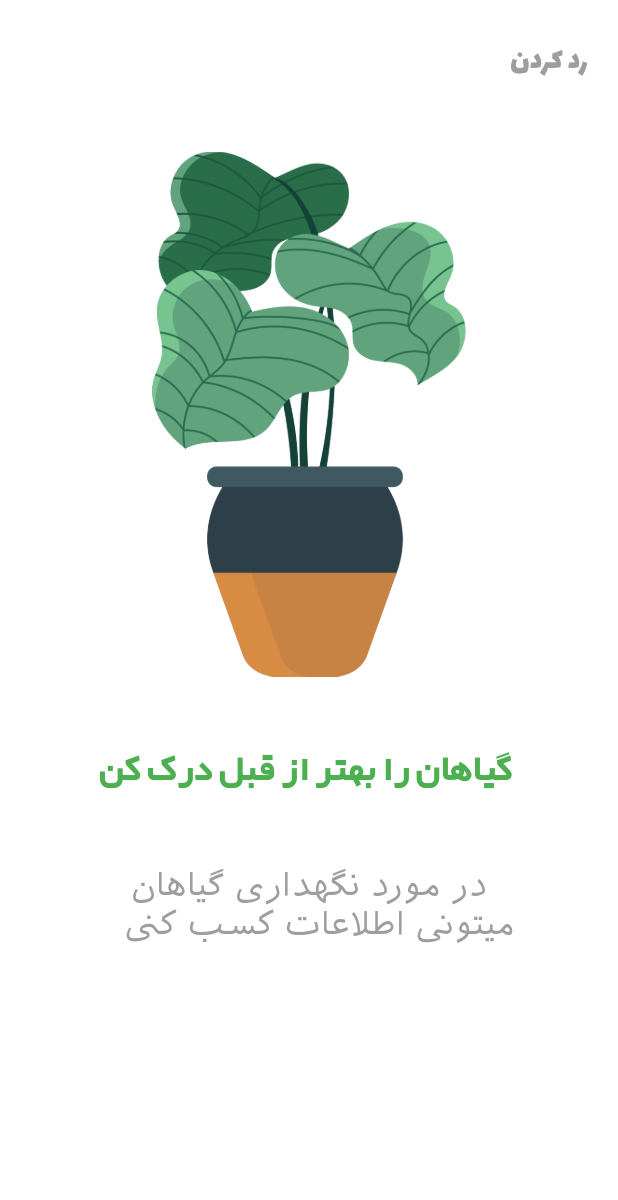
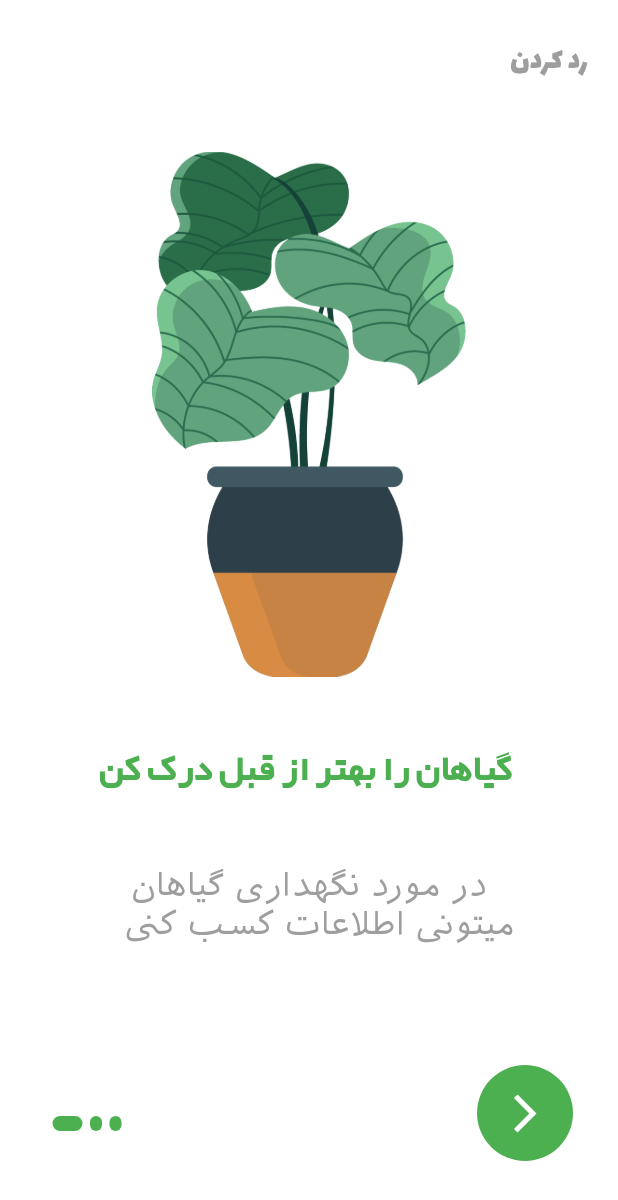
Before and after one commit to AriyaAhadyflutter/plant_app, a Flutter app: the screen it shows after launch, on a phone screen of 412 x 824 dp. Shown: the top 1200 px of the screen. Run offline on Flutter 3.47's test engine with Material 2 defaults, Android fonts, the light colour scheme and no system bars; Roboto replaces fonts that are missing (lalezar).

Commit message:
making button

```diff
--- a/lib/const/constants.dart
+++ b/lib/const/constants.dart
@@ -10,8 +10,9 @@ class MyConstants {
   static String description1 = '''در مورد نگهداری گیاهان
   میتونی اطلاعات کسب کنی ''';
   static String title2 = 'با گیاه های جدید اشنا شو ';
-  static String description2 =
-      'رز مشکی یا گل رز دوست داری؟ اینجا میتونی پیداش کنی';
+  static String description2 = '''رز مشکی یا گل رز دوست داری؟
+       اینجا میتونی پیداش کنی''';
   static String title3 = 'با یک گل بهار نمیشه گل بکار ';
-  static String description3 = 'هر گلی نیاز داری تو این اپلیکیشن پیدا میکنی ';
+  static String description3 = '''هر گلی نیاز داری تو این
+   اپلیکیشن پیدا میکنی ''';
 }
--- a/lib/main.dart
+++ b/lib/main.dart
@@ -1,5 +1,5 @@
 import 'package:flutter/material.dart';
-import 'package:plant_app/pages/HomePages.dart';
+import 'package:plant_app/pages/home_pages.dart';
 
 void main() {
   runApp(const MyApp());
--- a/lib/pages/HomePages.dart
+++ /dev/null
@@ -1,83 +0,0 @@
-import 'package:flutter/material.dart';
-import 'package:plant_app/const/constants.dart';
-
-class Pages extends StatefulWidget {
-  const Pages({super.key});
-
-  @override
-  State<Pages> createState() => _PagesState();
-}
-
-class _PagesState extends State<Pages> {
-  final PageController _pageController = PageController(initialPage: 0);
-  int currentIndex = 0;
-  @override
-  Widget build(BuildContext context) {
-    return Scaffold(
-      backgroundColor: Colors.white,
-      appBar: AppBar(
-        actions: [
-          Padding(
-            padding: const EdgeInsets.only(top: 25, right: 20),
-            child: InkWell(
-              onTap: () {},
-              child: const Text(
-                'رد کردن',
-                style: TextStyle(
-                  color: Colors.grey,
-                  fontFamily: 'lalezar',
-                  fontSize: 20,
-                ),
-              ),
-            ),
-          ),
-        ],
-        backgroundColor: Colors.white,
-        elevation: 0,
-      ),
-      body: Stack(
-        children: [
-          PageView(
-              onPageChanged: (int value) {
-                setState(() {
-                  currentIndex = value;
-                });
-              },
-              controller: _pageController,
-              children: [
-                Column(
-                  children: [
-                    const SizedBox(height: 45),
-                    const SizedBox(
-                      height: 350,
-                      child: Image(
-                        image: AssetImage('assets/images/plant-one.png'),
-                      ),
-                    ),
-                    const SizedBox(height: 40),
-                    Text(
-                      MyConstants.title1,
-                      style: TextStyle(
-                          fontFamily: 'Yekanplus',
-                          color: MyConstants.primarycolor,
-                          fontSize: 30,
-                          fontWeight: FontWeight.w700),
-                    ),
-                    const SizedBox(height: 40),
-                    Text(
-                      MyConstants.description1,
-                      textAlign: TextAlign.center,
-                      style: const TextStyle(
-                        fontFamily: 'iranSans',
-                        fontSize: 22,
-                        color: Colors.grey,
-                      ),
-                    ),
-                  ],
-                ),
-              ]),
-        ],
-      ),
-    );
-  }
-}
--- /dev/null
+++ b/lib/pages/home_pages.dart
@@ -0,0 +1,197 @@
+import 'package:flutter/material.dart';
+import 'package:plant_app/const/constants.dart';
+
+class Pages extends StatefulWidget {
+  const Pages({super.key});
+
+  @override
+  State<Pages> createState() => _PagesState();
+}
+
+class _PagesState extends State<Pages> {
+  final PageController _pageController = PageController(initialPage: 0);
+  int currentIndex = 0;
+
+  Widget _indicator(bool isActive) {
+    return AnimatedContainer(
+      duration: const Duration(milliseconds: 300),
+      height: 10,
+      width: isActive ? 20 : 8,
+      margin: const EdgeInsets.only(right: 5),
+      decoration: BoxDecoration(
+        color: MyConstants.primarycolor,
+        borderRadius: BorderRadius.circular(5),
+      ),
+    );
+  }
+
+  List<Widget>? buildIndicator() {
+    List<Widget> indicator = [];
+
+    // ignore: dead_code
+    for (int i = 0; i < 3; i++) {
+      if (currentIndex == i) {
+        indicator.add(_indicator(true));
+      } else {
+        indicator.add(_indicator(false));
+      }
+    }
+    return indicator;
+  }
+
+  @override
+  Widget build(BuildContext context) {
+    return Scaffold(
+      backgroundColor: Colors.white,
+      appBar: AppBar(
+        actions: [
+          Padding(
+            padding: const EdgeInsets.only(top: 25, right: 20),
+            child: InkWell(
+              onTap: () {},
+              child: const Text(
+                'رد کردن',
+                style: TextStyle(
+                  color: Colors.grey,
+                  fontFamily: 'lalezar',
+                  fontSize: 20,
+                ),
+              ),
+            ),
+          ),
+        ],
+        backgroundColor: Colors.white,
+        elevation: 0,
+      ),
+      body: Stack(
+        children: [
+          PageView(
+              onPageChanged: (int value) {
+                setState(() {
+                  currentIndex = value;
+                });
+              },
+              controller: _pageController,
+              children: [
+                TreePages(
+                  image: 'assets/images/plant-one.png',
+                  title: MyConstants.title1,
+                  description: MyConstants.description1,
+                ),
+                TreePages(
+                  image: 'assets/images/plant-two.png',
+                  title: MyConstants.title2,
+                  description: MyConstants.description2,
+                ),
+                TreePages(
+                  image: 'assets/images/plant-three.png',
+                  title: MyConstants.title3,
+                  description: MyConstants.description3,
+                ),
+              ]),
+          Positioned(
+            left: 35,
+            bottom: 70,
+            child: Row(
+              children: buildIndicator()!,
+            ),
+          ),
+          Positioned(
+            bottom: 50,
+            right: 30,
+            child: Container(
+              padding: const EdgeInsets.all(8),
+              decoration: BoxDecoration(
+                shape: BoxShape.circle,
+                color: MyConstants.primarycolor,
+              ),
+              child: IconButton(
+                onPressed: () {
+                  setState(() {
+                    if (currentIndex < 2) {
+                      currentIndex++;
+                      if (currentIndex < 3) {
+                        _pageController.nextPage(
+                            duration: const Duration(milliseconds: 300),
+                            curve: Curves.linearToEaseOut);
+                      }
+                    } else {
+                      Navigator.pushReplacement(context, MaterialPageRoute(builder: (context) => LoginPage(),));
+                    }
+                  });
+                },
+                icon: const Icon(
+                  Icons.arrow_forward_ios,
+                  color: Colors.white,
+                  size: 30,
+                ),
+              ),
+            ),
+          ),
+        ],
+      ),
+    );
+  }
+}
+
+class TreePages extends StatelessWidget {
+  final String image;
+  final String title;
+  final String description;
+  const TreePages({
+    super.key,
+    required this.image,
+    required this.title,
+    required this.description,
+  });
+
+  @override
+  Widget build(BuildContext context) {
+    return Padding(
+      padding: const EdgeInsets.only(
+        bottom: 80,
+        left: 40,
+        right: 40,
+      ),
+      child: Column(
+        children: [
+          const SizedBox(height: 45),
+          SizedBox(
+            height: 350,
+            child: Image(
+              image: AssetImage(image),
+            ),
+          ),
+          const SizedBox(height: 40),
+          Text(
+            title,
+            style: TextStyle(
+                fontFamily: 'Yekanplus',
+                color: MyConstants.primarycolor,
+                fontSize: 30,
+                fontWeight: FontWeight.w700),
+          ),
+          const SizedBox(height: 40),
+          Text(
+            description,
+            textAlign: TextAlign.center,
+            style: const TextStyle(
+              fontFamily: 'iranSans',
+              fontSize: 22,
+              color: Colors.grey,
+            ),
+          ),
+        ],
+      ),
+    );
+  }
+}
+
+class LoginPage extends StatelessWidget {
+  const LoginPage({super.key});
+
+  @override
+  Widget build(BuildContext context) {
+    return const Placeholder(color: Colors.amber,);
+  }
+}
```
